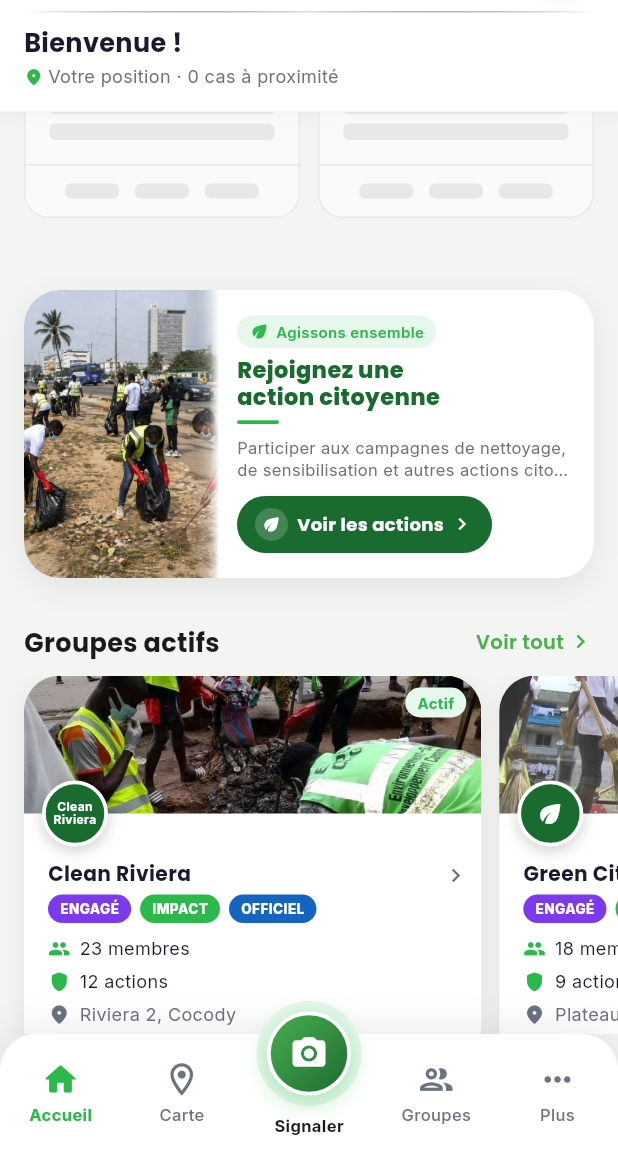
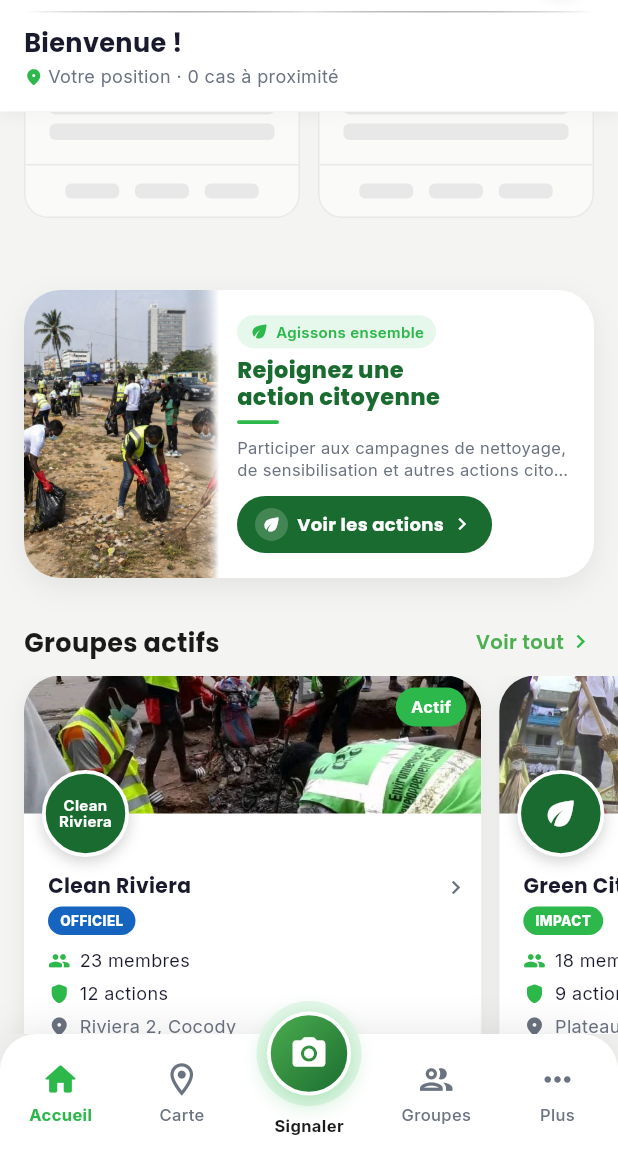
Before and after one commit to MarcelYOH/CliinApp-MVP, a Flutter app: the screen it shows after launch, scrolled down 576 dp, on a phone screen of 412 x 824 dp, the part 82-1236 px from its top. Run offline on Flutter 3.47's test engine with Material 3 defaults, Android fonts, the phone set to English and light mode, and no system bars; our stand-ins replace camera, geocoding, geolocator, google_fonts, image_picker, shared_preferences and 1 more; accounts and stored records are empty.

Commit message:
fix: 3e carte groupe restaurée, avatars uniformisés, logo et badge Actif agrandis
Rétablit un seul badge de niveau par groupe (aucun groupe complet à 3
badges) pour que le filtre d'aperçu accueil réaffiche les 3 cartes,
uniformise à 4 avatars d'équipe dirigeante sur chaque carte, agrandit le
logo/avatar rond (44px -> 58px) et renforce le contraste du badge Actif
(fond vert plein + texte blanc, au lieu du vert pâle peu visible).

```diff
--- a/lib/features/home/data/home_dummy_data.dart
+++ b/lib/features/home/data/home_dummy_data.dart
@@ -52,8 +52,9 @@ class HomeDummyData {
       bannerAsset: 'assets/images/group_banner1.jpg',
       logoText: 'Clean\nRiviera',
       isActive: true,
-      levelBadges: ['Officiel', 'Engagé', 'Impact'],
+      levelBadges: ['Officiel'],
       leaderAvatarAssets: [
+        'assets/images/profile.jpg',
         'assets/images/profile.jpg',
         'assets/images/profile.jpg',
         'assets/images/profile.jpg',
@@ -69,8 +70,10 @@ class HomeDummyData {
       bannerAsset: 'assets/images/group_banner2.jpg',
       hasLeafIcon: true,
       isActive: true,
-      levelBadges: ['Impact', 'Engagé', 'Officiel'],
+      levelBadges: ['Impact'],
       leaderAvatarAssets: [
+        'assets/images/profile.jpg',
+        'assets/images/profile.jpg',
         'assets/images/profile.jpg',
         'assets/images/profile.jpg',
       ],
--- a/lib/shared/widgets/group_card.dart
+++ b/lib/shared/widgets/group_card.dart
@@ -29,7 +29,7 @@ class _GroupCardState extends State<GroupCard> {
   bool _isFollowing = false;
 
   static const double _coverHeight = 92;
-  static const double _avatarSize = 44;
+  static const double _avatarSize = 58;
 
   void _toggleFollow() {
     setState(() => _isFollowing = !_isFollowing);
@@ -138,16 +138,16 @@ class _GroupCardState extends State<GroupCard> {
 
   Widget _buildActifBadge() {
     return Container(
-      padding: const EdgeInsets.symmetric(horizontal: 8, vertical: 3),
+      padding: const EdgeInsets.symmetric(horizontal: 10, vertical: 5),
       decoration: BoxDecoration(
-        color: CliinAppColors.primaryLight,
+        color: CliinAppColors.primary,
         borderRadius: BorderRadius.circular(CliinAppConstants.radiusLarge),
       ),
       child: Text('Actif',
           style: CliinAppTextStyles.badge.copyWith(
-              color: CliinAppColors.primary,
+              color: CliinAppColors.textWhite,
               fontWeight: FontWeight.w700,
-              fontSize: 10)),
+              fontSize: 11)),
     );
   }
 
@@ -185,7 +185,7 @@ class _GroupCardState extends State<GroupCard> {
     return Center(
       child: widget.data.hasLeafIcon
           ? const Icon(Icons.eco_rounded,
-              color: CliinAppColors.textWhite, size: 20)
+              color: CliinAppColors.textWhite, size: 26)
           : Text(
               widget.data.logoText ?? '',
               textAlign: TextAlign.center,
@@ -193,7 +193,7 @@ class _GroupCardState extends State<GroupCard> {
               overflow: TextOverflow.ellipsis,
               style: CliinAppTextStyles.badge.copyWith(
                 color: CliinAppColors.textWhite,
-                fontSize: 8,
+                fontSize: 10,
                 fontWeight: FontWeight.bold,
                 height: 1.1,
               ),
@@ -211,7 +211,7 @@ class _GroupCardState extends State<GroupCard> {
     return Padding(
       padding: const EdgeInsets.fromLTRB(
         CliinAppConstants.spacingL,
-        32,
+        40,
         CliinAppConstants.spacingS,
         CliinAppConstants.spacingS,
       ),
```
